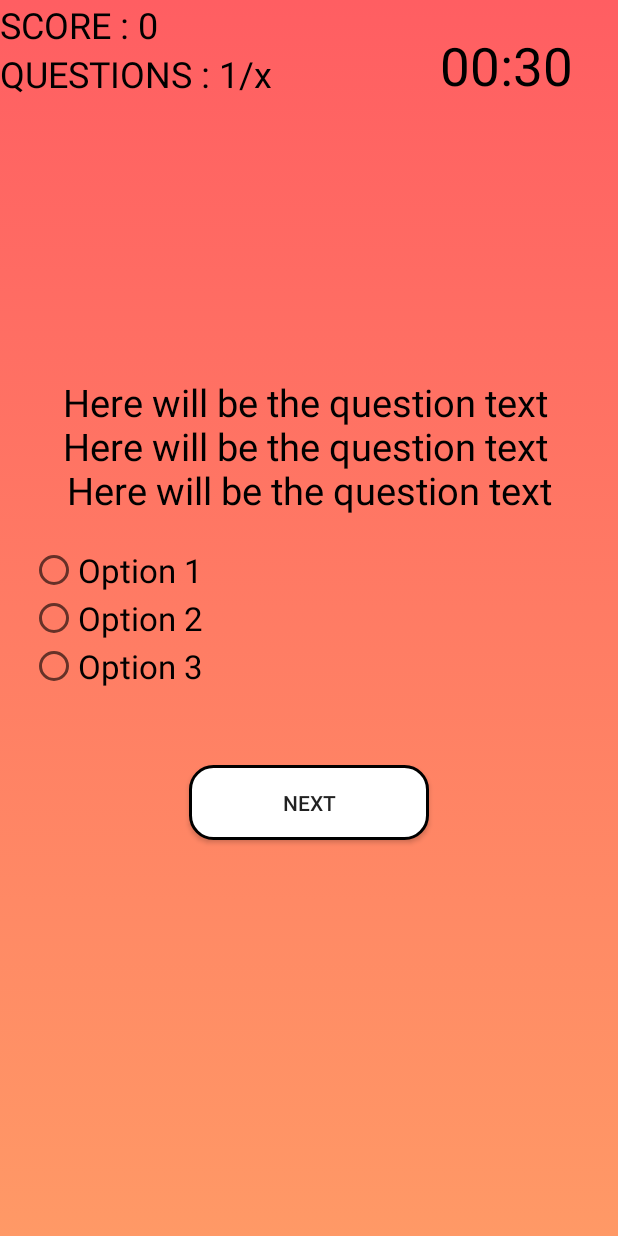
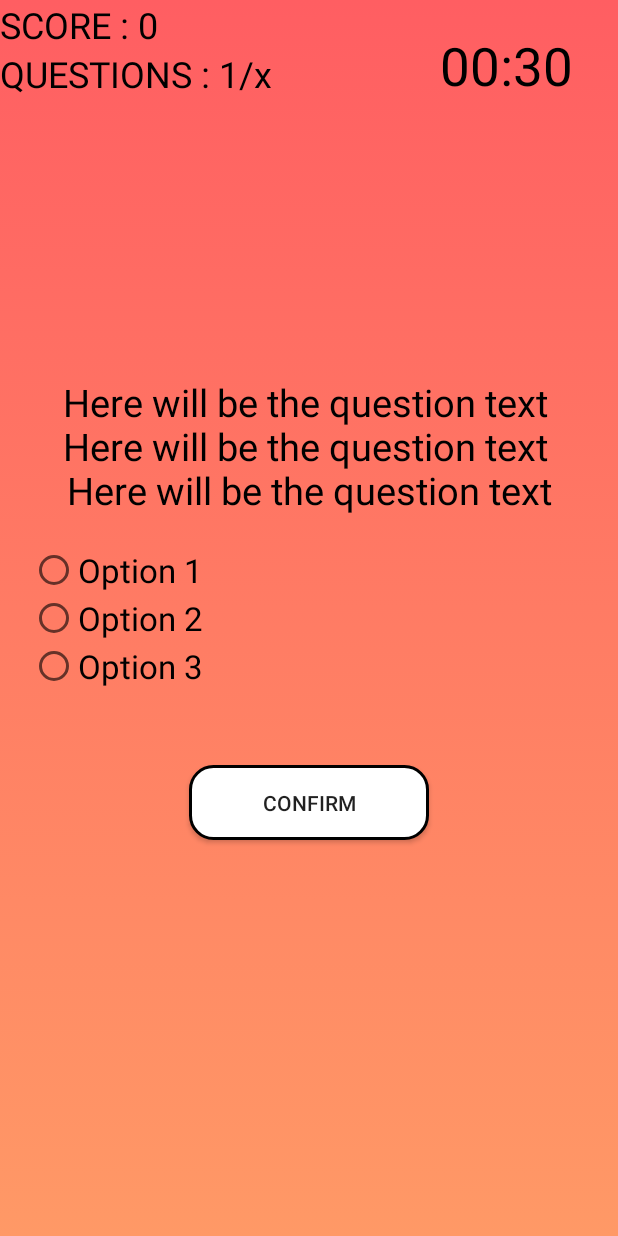
Before and after one commit to Priyatham-sai-chand/alzapp, an Android app: the QuizQuestionPage screen opened directly, with no data from a screen before it, on a phone screen of 412 x 824 dp. Run offline under Robolectric (Android 15) with nearby library versions, the phone set to English and light mode, and no system bars; 1 statement that could not run was skipped.

Commit message:
Quiz part completed 50%

```diff
--- a/app/src/main/java/com/example/alzapp/QuizQuestionPage.java
+++ b/app/src/main/java/com/example/alzapp/QuizQuestionPage.java
@@ -50,6 +50,8 @@ public class QuizQuestionPage extends AppCompatActivity {
         rb3 = findViewById(R.id.radioButton32);
         buttonConfirmNext = findViewById(R.id.quiz_confirm_next);
 
+        textColorDefaultRb = rb1.getTextColors();
+
         QuizDbHelper dbHelper = new QuizDbHelper(this);
         questionList = dbHelper.getAllQuestions();
         questionCountTotal = questionList.size();
@@ -80,7 +82,17 @@ public class QuizQuestionPage extends AppCompatActivity {
             }
 
             else {
-             finish();
+             finishQuiz();
             }
     }
+
+    private void finishQuiz(){
+        finish();
+    }
+
+
+
+
+
+
 }
--- a/app/src/main/res/layout/activity_quick_quiz_start.xml
+++ b/app/src/main/res/layout/activity_quick_quiz_start.xml
@@ -17,7 +17,7 @@
     <TextView
         android:layout_width="wrap_content"
         android:layout_height="wrap_content"
-        android:text="High Score"
+        android:text="Highscore : 0"
         android:textSize="20dp"
         android:layout_centerHorizontal="true"
         android:layout_marginTop="160dp"
--- a/app/src/main/res/layout/activity_quiz_question_page.xml
+++ b/app/src/main/res/layout/activity_quiz_question_page.xml
@@ -83,7 +83,7 @@
         android:id="@+id/quiz_confirm_next"
         android:layout_width="160dp"
         android:layout_height="50dp"
-        android:text="next"
+        android:text="confirm"
         android:background="@drawable/button_menu"
         android:layout_below="@id/quiz_radio_group"
         android:layout_marginTop="50dp"
```
